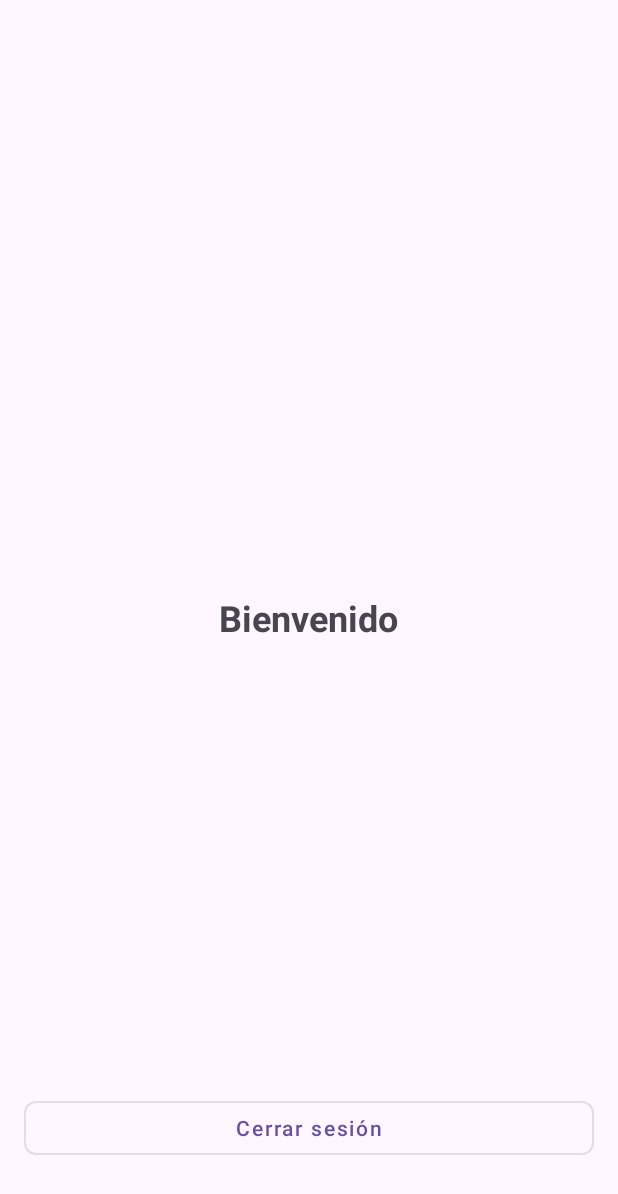
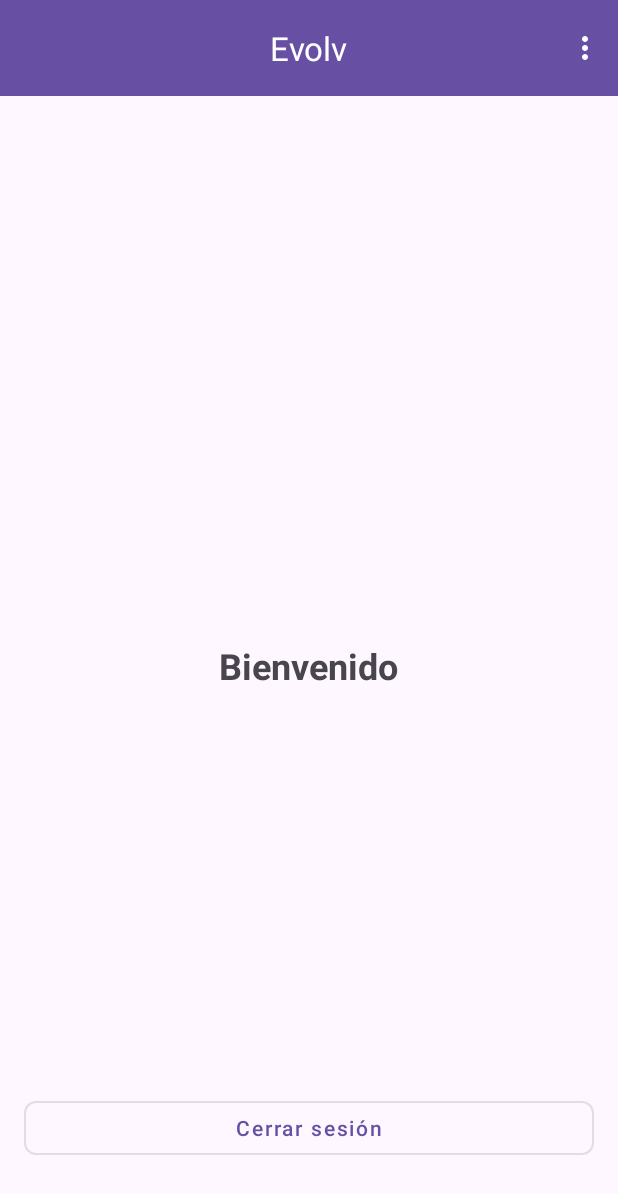
Before and after one commit to PBG801/Evolv, an Android app: the HomeActivity screen opened directly, with no data from a screen before it, on a phone screen of 412 x 824 dp. Shown: the top 1194 px of the screen. Run offline under Robolectric (Android 15) with nearby library versions, the phone set to English and light mode, and no system bars.

```diff
--- a/app/src/main/java/com/example/evolv/HomeActivity.java
+++ b/app/src/main/java/com/example/evolv/HomeActivity.java
@@ -2,14 +2,25 @@ package com.example.evolv;
 
 import android.content.Intent;
 import android.os.Bundle;
+import android.view.Menu;
+import android.view.MenuInflater;
+import android.view.MenuItem;
 import android.view.View;
 import android.widget.TextView;
+import android.widget.Toast;
+
+import androidx.annotation.NonNull;
 import androidx.appcompat.app.AppCompatActivity;
+import androidx.core.view.MenuProvider;
+import androidx.lifecycle.Lifecycle;
+
+import com.google.android.material.appbar.MaterialToolbar;
 import com.google.android.material.button.MaterialButton;
 
 public class HomeActivity extends AppCompatActivity {
     private TextView tvWelcome;
     private MaterialButton btnLogout;
+    private MaterialToolbar topAppBar;
     private boolean isAnonymous;
 
     @Override
@@ -19,6 +30,46 @@ public class HomeActivity extends AppCompatActivity {
 
         tvWelcome = findViewById(R.id.tvWelcome);
         btnLogout = findViewById(R.id.btnLogout);
+        topAppBar = findViewById(R.id.topAppBar);
+
+        setSupportActionBar(topAppBar);
+
+        // Configurar el menú
+        addMenuProvider(new MenuProvider() {
+            @Override
+            public void onPrepareMenu(@NonNull Menu menu) {
+                // Mostrar/ocultar items según el estado de autenticación
+                menu.findItem(R.id.menu_create_account).setVisible(isAnonymous);
+                menu.findItem(R.id.menu_home).setVisible(!isAnonymous);
+                menu.findItem(R.id.menu_calendar).setVisible(!isAnonymous);
+                menu.findItem(R.id.menu_logout).setVisible(!isAnonymous);
+            }
+
+            @Override
+            public void onCreateMenu(@NonNull Menu menu, @NonNull MenuInflater menuInflater) {
+                menuInflater.inflate(R.menu.top_app_bar_menu, menu);
+            }
+
+            @Override
+            public boolean onMenuItemSelected(@NonNull MenuItem menuItem) {
+                int id = menuItem.getItemId();
+
+                if (id == R.id.menu_create_account) {
+                    startActivity(new Intent(HomeActivity.this, RegisterActivity.class));
+                    return true;
+                } else if (id == R.id.menu_home) {
+                    // Ya estamos en home, no hacemos nada
+                    return true;
+                } else if (id == R.id.menu_calendar) {
+                    Toast.makeText(HomeActivity.this, "Calendario - Próximamente", Toast.LENGTH_SHORT).show();
+                    return true;
+                } else if (id == R.id.menu_logout) {
+                    logout();
+                    return true;
+                }
+                return false;
+            }
+        }, this, Lifecycle.State.RESUMED);
 
         String username = getIntent().getStringExtra("username");
         isAnonymous = getIntent().getBooleanExtra("isAnonymous", false);
@@ -31,15 +82,7 @@ public class HomeActivity extends AppCompatActivity {
             }
         }
 
-        btnLogout.setOnClickListener(new View.OnClickListener() {
-            @Override
-            public void onClick(View v) {
-                Intent intent = new Intent(HomeActivity.this, MainActivity.class);
-                intent.setFlags(Intent.FLAG_ACTIVITY_NEW_TASK | Intent.FLAG_ACTIVITY_CLEAR_TASK);
-                startActivity(intent);
-                finish();
-            }
-        });
+        btnLogout.setOnClickListener(v -> logout());
     }
 
     @Override
@@ -51,4 +94,11 @@ public class HomeActivity extends AppCompatActivity {
             moveTaskToBack(true);
         }
     }
+
+    private void logout() {
+        Intent intent = new Intent(HomeActivity.this, MainActivity.class);
+        intent.setFlags(Intent.FLAG_ACTIVITY_NEW_TASK | Intent.FLAG_ACTIVITY_CLEAR_TASK);
+        startActivity(intent);
+        finish();
+    }
 }
--- a/app/src/main/res/layout/activity_home.xml
+++ b/app/src/main/res/layout/activity_home.xml
@@ -1,9 +1,31 @@
 <?xml version="1.0" encoding="utf-8"?>
-<RelativeLayout xmlns:android="http://schemas.android.com/apk/res/android"
+<androidx.coordinatorlayout.widget.CoordinatorLayout
+    xmlns:android="http://schemas.android.com/apk/res/android"
     xmlns:app="http://schemas.android.com/apk/res-auto"
     android:layout_width="match_parent"
-    android:layout_height="match_parent"
-    android:padding="16dp">
+    android:layout_height="match_parent">
+
+    <com.google.android.material.appbar.AppBarLayout
+        android:layout_width="match_parent"
+        android:layout_height="wrap_content">
+
+        <com.google.android.material.appbar.MaterialToolbar
+            android:id="@+id/topAppBar"
+            android:layout_width="match_parent"
+            android:layout_height="?attr/actionBarSize"
+            android:background="?attr/colorPrimary"
+            app:title="@string/app_name"
+            app:titleCentered="true"
+            app:menu="@menu/top_app_bar_menu"
+            android:theme="@style/ThemeOverlay.MaterialComponents.Dark.ActionBar"/>
+
+    </com.google.android.material.appbar.AppBarLayout>
+
+    <RelativeLayout
+        android:layout_width="match_parent"
+        android:layout_height="match_parent"
+        android:padding="16dp"
+        app:layout_behavior="@string/appbar_scrolling_view_behavior">
 
     <TextView
         android:id="@+id/tvWelcome"
@@ -25,4 +47,6 @@
         style="@style/Widget.MaterialComponents.Button.OutlinedButton"
         app:cornerRadius="8dp" />
 
-</RelativeLayout>
+    </RelativeLayout>
+
+</androidx.coordinatorlayout.widget.CoordinatorLayout>
--- /dev/null
+++ b/app/src/main/res/menu/top_app_bar_menu.xml
@@ -0,0 +1,30 @@
+<?xml version="1.0" encoding="utf-8"?>
+<menu xmlns:android="http://schemas.android.com/apk/res/android"
+    xmlns:app="http://schemas.android.com/apk/res-auto">
+
+    <!-- Opciones para usuario anónimo -->
+    <item
+        android:id="@+id/menu_create_account"
+        android:title="Crear cuenta"
+        android:visible="true"
+        app:showAsAction="never" />
+
+    <!-- Opciones para usuario autenticado -->
+    <item
+        android:id="@+id/menu_home"
+        android:title="Inicio"
+        android:visible="false"
+        app:showAsAction="never" />
+
+    <item
+        android:id="@+id/menu_calendar"
+        android:title="Calendario"
+        android:visible="false"
+        app:showAsAction="never" />
+
+    <item
+        android:id="@+id/menu_logout"
+        android:title="Cerrar sesión"
+        android:visible="false"
+        app:showAsAction="never" />
+</menu>
--- a/app/src/main/res/values/themes.xml
+++ b/app/src/main/res/values/themes.xml
@@ -2,8 +2,13 @@
     <!-- Base application theme. -->
     <style name="Base.Theme.Evolv" parent="Theme.Material3.DayNight.NoActionBar">
         <!-- Customize your light theme here. -->
-        <!-- <item name="colorPrimary">@color/my_light_primary</item> -->
+        <item name="android:popupMenuStyle">@style/PopupMenu.Evolv</item>
+        <item name="popupMenuStyle">@style/PopupMenu.Evolv</item>
     </style>
 
     <style name="Theme.Evolv" parent="Base.Theme.Evolv" />
+
+    <style name="PopupMenu.Evolv" parent="Widget.Material3.PopupMenu">
+        <item name="android:popupBackground">#333333</item>
+    </style>
 </resources>
```
Also changed, not shown: app/build.gradle.kts (+9 -0 lines), app/src/main/java/com/example/evolv/RegisterActivity.java (+8 -0 lines), 4 other files.
